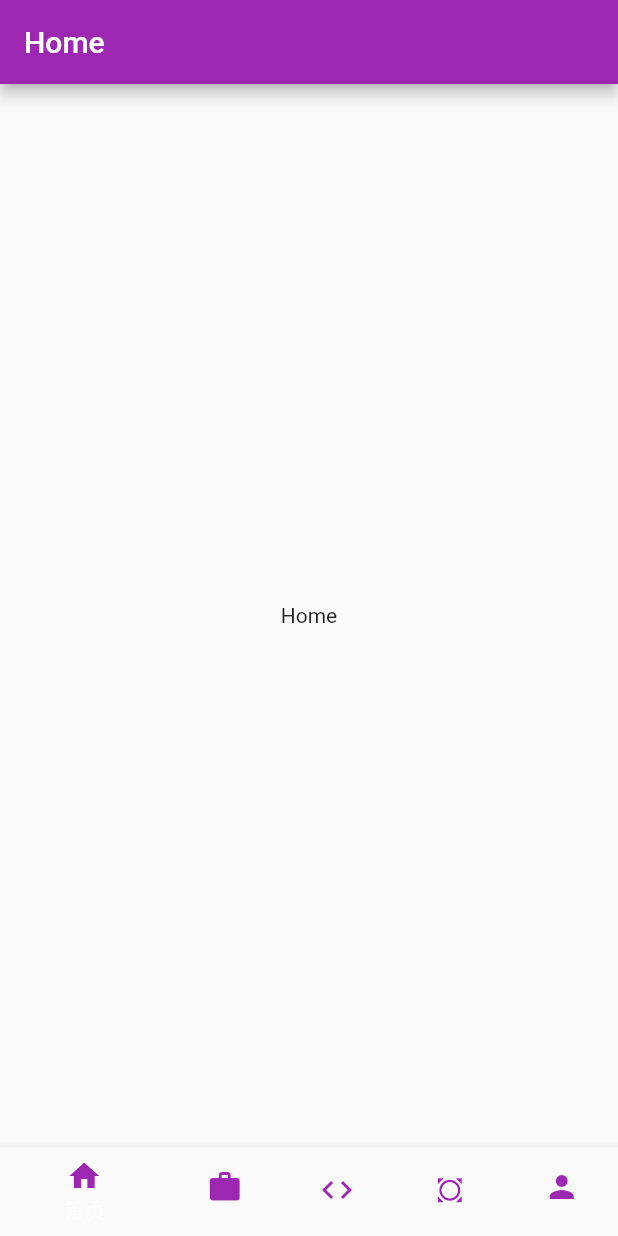
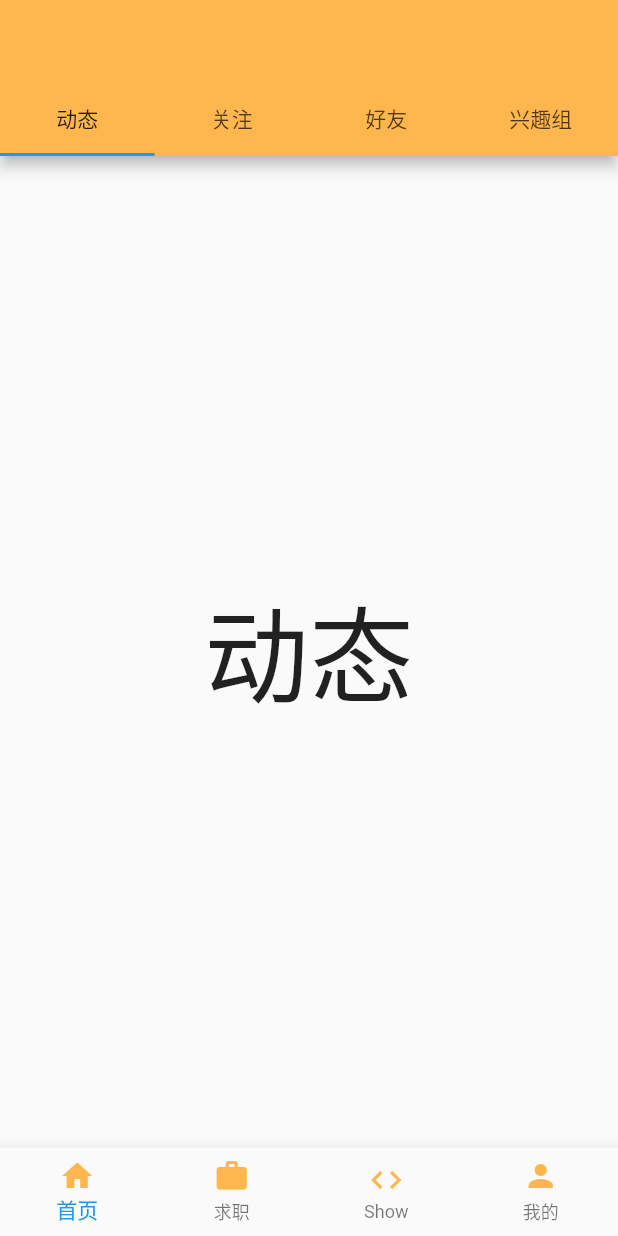
Before and after one commit to ass233/find_fault_app, a Flutter app: the screen it shows after launch, on a phone screen of 412 x 824 dp. Run offline on Flutter 3.47's test engine with Material 2 defaults, Android fonts, the phone set to English and light mode, and no system bars.

Commit message:
'基础架构'

```diff
--- a/lib/main.dart
+++ b/lib/main.dart
@@ -7,8 +7,8 @@ class IndexApp extends StatelessWidget{
   Widget build(BuildContext context) {
       return MaterialApp(
         title: 'app',
-        theme: ThemeData(
-          primarySwatch: Colors.purple
+        theme: new ThemeData(
+          primaryColor: Colors.orange[300],
         ),
         home: BottomNavigationWidget(),
       );
--- a/lib/pages/Job_hunting_widget/Job_hunting.dart
+++ b/lib/pages/Job_hunting_widget/Job_hunting.dart
@@ -1,4 +1,5 @@
 import 'package:flutter/material.dart';
+import './Job_works/index.dart';
 
 
 class JobHunting extends StatefulWidget {
@@ -9,9 +10,8 @@ class JobHunting extends StatefulWidget {
 class _JobHuntingState extends State<JobHunting> {
   @override
   Widget build(BuildContext context) {
-    return Scaffold(
-      appBar: AppBar(title: Text('求职'),),
-      body:Center(child: Text('希望你找到满意的工作'),)
+    return Container(
+      child:JobTopbar(),
     );
   }
 }
--- /dev/null
+++ b/lib/pages/Job_hunting_widget/Job_works/top_appbar.dart
@@ -0,0 +1,20 @@
+import 'package:flutter/material.dart';
+import './index.dart';
+
+class _JobTopappBar extends StatefulWidget {
+  @override
+   _JobTopappBarState createState() =>  _JobTopappBarState();
+}
+
+class  _JobTopappBarState extends State _JobTopappBar> {
+  @override
+  Widget build(BuildContext context) {
+    return MaterialApp(
+       title:'求职首页',
+       theme:ThemeData(
+         primarColors:Colors.orange[300]
+       ),
+       home:jobList();
+    )
+  }
+}
--- a/lib/pages/NavWidget/Bottom_nav_widget/Bottom_nav_widget.dart
+++ b/lib/pages/NavWidget/Bottom_nav_widget/Bottom_nav_widget.dart
@@ -2,7 +2,7 @@ import 'package:flutter/material.dart';
 import '../../home_widget/home_screen.dart';
 import '../../Job_hunting_widget/Job_hunting.dart';
 import '../../show_technology_widget/Show_technology.dart';
-import '../../Idea_widget/idea_widget.dart';
+// import '../../Idea_widget/idea_widget.dart';
 import '../../personal_center_widget/Personal_center.dart';
 
 
@@ -11,8 +11,9 @@ class BottomNavigationWidget extends StatefulWidget {
 }
 
 class _BottomNavigationWidgetState extends State<BottomNavigationWidget> {
-  final _BottomNavigationWidgetColor = Colors.purple;
+  final _BottomNavigationWidgetColor = Colors.orange[300];
   final _biggerFont = const TextStyle(fontSize:8);
+  final _BottomFontColor = Colors.black87;
 
   int _currentIndex = 0;
   List<Widget> navList = List();
@@ -23,7 +24,6 @@ class _BottomNavigationWidgetState extends State<BottomNavigationWidget> {
       ..add(HomeScreen())
       ..add(JobHunting())
       ..add(ShowTechnology())
-      ..add(Idea())
       ..add(PersonCenter());
     super.initState();
   }
@@ -33,6 +33,7 @@ class _BottomNavigationWidgetState extends State<BottomNavigationWidget> {
     return Scaffold(
       body: navList[_currentIndex],
       bottomNavigationBar:BottomNavigationBar(
+        type: BottomNavigationBarType.fixed,
       items: [
         BottomNavigationBarItem(
           icon: Icon(
@@ -41,7 +42,7 @@ class _BottomNavigationWidgetState extends State<BottomNavigationWidget> {
           ),
           title:Text(
             '首页',
-            style: TextStyle(color:_BottomNavigationWidgetColor),
+            style: TextStyle(color:_BottomFontColor),
 
           )
         ),
@@ -52,7 +53,7 @@ class _BottomNavigationWidgetState extends State<BottomNavigationWidget> {
           ),
           title:Text(
             '求职',
-            style: TextStyle(color:_BottomNavigationWidgetColor),
+            style: TextStyle(color:_BottomFontColor),
           )
         ),
         BottomNavigationBarItem(
@@ -62,17 +63,7 @@ class _BottomNavigationWidgetState extends State<BottomNavigationWidget> {
           ),
           title:Text(
             'Show',
-            style: TextStyle(color:_BottomNavigationWidgetColor),
-          )
-        ),
-        BottomNavigationBarItem(
-          icon: Icon(
-            Icons.all_out,
-            color: _BottomNavigationWidgetColor,
-          ),
-          title:Text(
-            'Idea',
-            style: TextStyle(color:_BottomNavigationWidgetColor),
+            style: TextStyle(color:_BottomFontColor),
           )
         ),
         BottomNavigationBarItem(
@@ -82,7 +73,7 @@ class _BottomNavigationWidgetState extends State<BottomNavigationWidget> {
           ),
           title:Text(
             '我的',
-            style: TextStyle(color:_BottomNavigationWidgetColor),
+            style: TextStyle(color:_BottomFontColor),
           )
         ),
       ],
--- /dev/null
+++ b/lib/pages/home_widget/home_pages/index.dart
@@ -0,0 +1,40 @@
+import 'package:flutter/material.dart';
+import 'dart:ui';
+
+class HomeTopbar extends StatefulWidget {
+  @override
+  _HomeTopbarState createState() => _HomeTopbarState();
+}
+
+class _HomeTopbarState extends State<HomeTopbar> with SingleTickerProviderStateMixin {
+
+  TabController _tabController;
+  List tabs = ['动态','关注','好友','兴趣组'];
+  @override
+
+  void initState(){
+    super.initState();
+    _tabController = TabController(length: tabs.length,vsync: this);
+  }
+  Widget build(BuildContext context) {
+    return Scaffold(
+      appBar: AppBar(
+        bottom: TabBar(
+          controller: _tabController,
+          tabs: tabs.map((e) =>Tab(text:e)).toList(),
+          labelColor: Colors.black87,
+        ),
+        backgroundColor: Colors.orange[300],
+      ),
+      body:TabBarView(
+        controller: _tabController,
+        children: tabs.map((e){
+          return Container(
+            alignment:Alignment.center,
+            child:Text(e,textScaleFactor:5),
+          );
+        }).toList(),
+      ),
+    );
+  }
+}
--- a/lib/pages/home_widget/home_screen.dart
+++ b/lib/pages/home_widget/home_screen.dart
@@ -1,4 +1,6 @@
 import 'package:flutter/material.dart';
+import './home_pages/index.dart';
+
 
 class HomeScreen extends StatefulWidget {
   @override
@@ -9,8 +11,7 @@ class _HomeScreenState extends State<HomeScreen> {
   @override
   Widget build(BuildContext context) {
     return Scaffold(
-      appBar: AppBar(title: Text('Home')),
-      body: Center(child: Text('Home'),),
+      body: HomeTopbar(),
     );
   }
 }
--- a/lib/pages/home_wiget/home_screen.dart
+++ /dev/null
@@ -1 +0,0 @@
-// TODO Implement this library.
--- a/lib/pages/personal_center_widget/Personal_center.dart
+++ b/lib/pages/personal_center_widget/Personal_center.dart
@@ -10,7 +10,7 @@ class _PersonCenterState extends State<PersonCenter> {
   Widget build(BuildContext context) {
     return Scaffold(
        appBar: AppBar(title: Text('个人中心'),),
-       body:Center(child: Text('个人中心的所有项目都在这里'),
+       body:Center(child: Text('个人中心的所有项目都在这里')),
     );
   }
 }
```
Also changed, not shown: lib/pages/Job_hunting_widget/Job_works/index.dart (added, +40 -0 lines), 22 other files.
